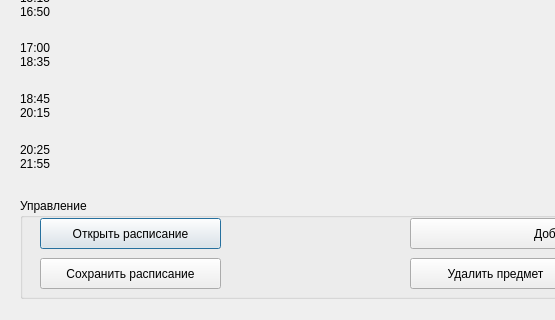
Above: lecBOT/1.ui from Helltale/LectionBOT before the change; both pictures show x 0 to 555 and y 302 to 622 of the 830 by 622 pixel window. Below: the same form after it.
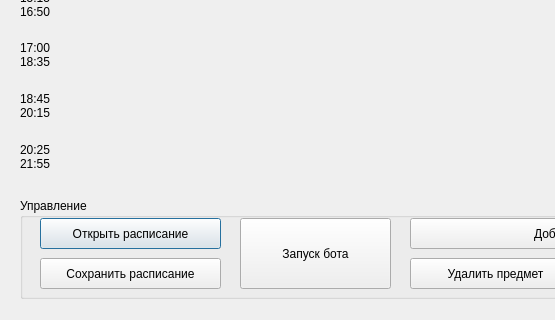
That is the form after the change.

```diff
--- a/lecBOT/1.ui
+++ b/lecBOT/1.ui
@@ -106,6 +106,19 @@
      <string>Удалить всё</string>
     </property>
    </widget>
+   <widget class="QPushButton" name="pushButton_6">
+    <property name="geometry">
+     <rect>
+      <x>220</x>
+      <y>20</y>
+      <width>151</width>
+      <height>71</height>
+     </rect>
+    </property>
+    <property name="text">
+     <string>Запуск бота</string>
+    </property>
+   </widget>
   </widget>
   <widget class="QWidget" name="gridLayoutWidget">
    <property name="geometry">
```
